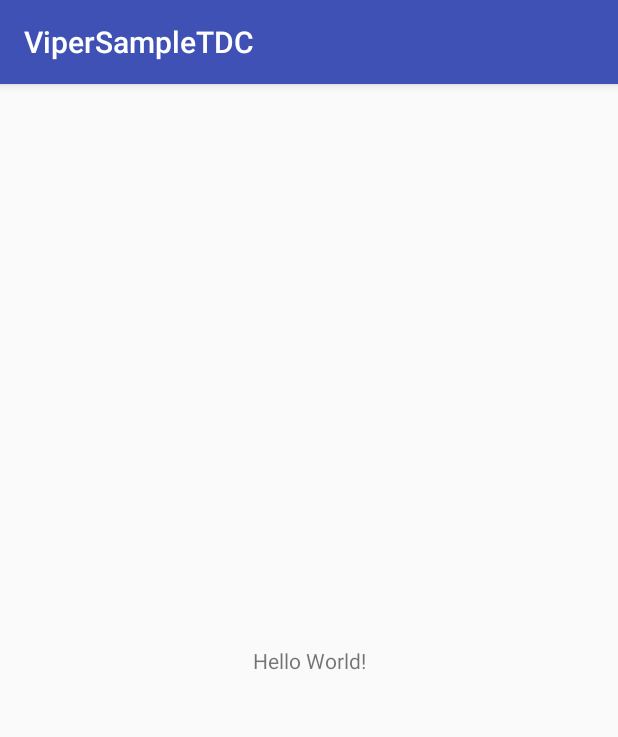
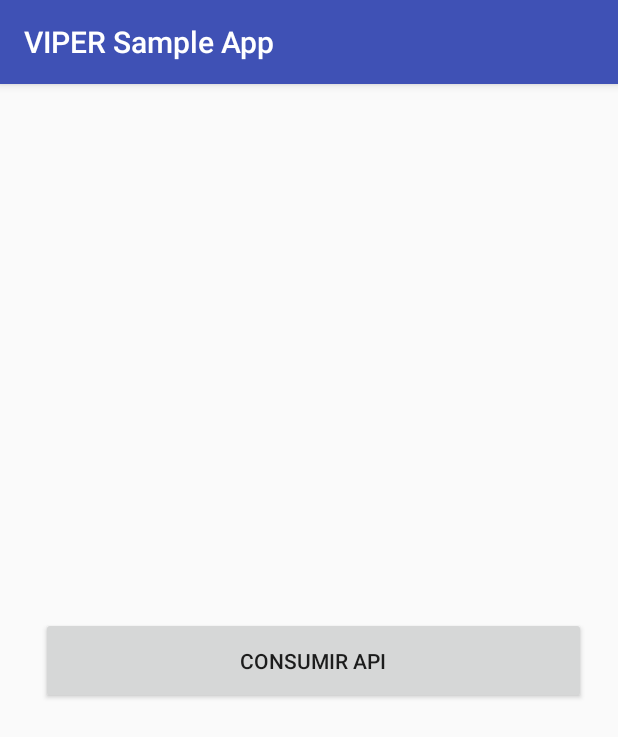
Before and after one commit to marcellalcs/ViperSampleTDC, an Android app: the screen it shows after launch (MainActivity), on a phone screen of 412 x 824 dp. Shown: the top 737 px of the screen. Run offline under Robolectric (Android 15) with nearby library versions, the phone set to English and light mode, and no system bars.

Commit message:
First commit

```diff
--- a/app/build.gradle
+++ b/app/build.gradle
@@ -30,4 +30,6 @@ dependencies {
     testImplementation 'junit:junit:4.12'
     androidTestImplementation 'com.android.support.test:runner:1.0.2'
     androidTestImplementation 'com.android.support.test.espresso:espresso-core:3.0.2'
+    implementation 'com.squareup.retrofit2:retrofit:2.5.0'
+    implementation 'com.squareup.retrofit2:converter-gson:2.1.0'
 }
--- a/app/src/main/AndroidManifest.xml
+++ b/app/src/main/AndroidManifest.xml
@@ -1,6 +1,8 @@
 <?xml version="1.0" encoding="utf-8"?>
 <manifest xmlns:android="http://schemas.android.com/apk/res/android"
     package="linearlayout.android.com.vipersampletdc">
+
+    <uses-permission android:name="android.permission.INTERNET" />
 
     <application
         android:allowBackup="true"
@@ -8,7 +10,8 @@
         android:label="@string/app_name"
         android:roundIcon="@mipmap/ic_launcher_round"
         android:supportsRtl="true"
-        android:theme="@style/AppTheme">
+        android:theme="@style/AppTheme"
+        android:usesCleartextTraffic="true">
         <activity android:name=".MainActivity">
             <intent-filter>
                 <action android:name="android.intent.action.MAIN" />
@@ -16,6 +19,7 @@
                 <category android:name="android.intent.category.LAUNCHER" />
             </intent-filter>
         </activity>
+        <activity android:name=".SecondActivity"/>
     </application>
 
 </manifest>
--- a/app/src/main/res/layout/activity_main.xml
+++ b/app/src/main/res/layout/activity_main.xml
@@ -1,18 +1,22 @@
 <?xml version="1.0" encoding="utf-8"?>
 <android.support.constraint.ConstraintLayout xmlns:android="http://schemas.android.com/apk/res/android"
     xmlns:app="http://schemas.android.com/apk/res-auto"
-    xmlns:tools="http://schemas.android.com/tools"
     android:layout_width="match_parent"
-    android:layout_height="match_parent"
-    tools:context=".MainActivity">
+    android:layout_height="match_parent">
 
-    <TextView
-        android:layout_width="wrap_content"
-        android:layout_height="wrap_content"
-        android:text="Hello World!"
+    <Button
+        android:id="@+id/generatePhraseButton"
+        android:layout_width="363dp"
+        android:layout_height="58dp"
+        android:layout_marginBottom="8dp"
+        android:layout_marginEnd="8dp"
+        android:layout_marginStart="8dp"
+        android:layout_marginTop="8dp"
+        android:text="Consumir API"
         app:layout_constraintBottom_toBottomOf="parent"
-        app:layout_constraintLeft_toLeftOf="parent"
-        app:layout_constraintRight_toRightOf="parent"
+        app:layout_constraintEnd_toEndOf="parent"
+        app:layout_constraintHorizontal_bias="0.6"
+        app:layout_constraintStart_toStartOf="parent"
         app:layout_constraintTop_toTopOf="parent" />
 
 </android.support.constraint.ConstraintLayout>
--- a/app/src/main/res/values/strings.xml
+++ b/app/src/main/res/values/strings.xml
@@ -1,3 +1,3 @@
 <resources>
-    <string name="app_name">ViperSampleTDC</string>
+    <string name="app_name">VIPER Sample App</string>
 </resources>
--- /dev/null
+++ b/app/src/main/res/xml/network_security_config.xml
@@ -0,0 +1,6 @@
+<?xml version="1.0" encoding="utf-8"?>
+<network-security-config>
+    <domain-config cleartextTrafficPermitted="true">
+        <domain includeSubdomains="true">http://api.icndb.com/</domain>
+    </domain-config>
+</network-security-config>
```
Also changed, not shown: app/src/main/java/linearlayout/android/com/vipersampletdc/MainActivity.kt (+42 -0 lines), app/src/main/java/linearlayout/android/com/vipersampletdc/SecondActivity.kt (added, +15 -0 lines), app/src/main/res/layout/second_activity.xml (added, +29 -0 lines), 2 other files.
